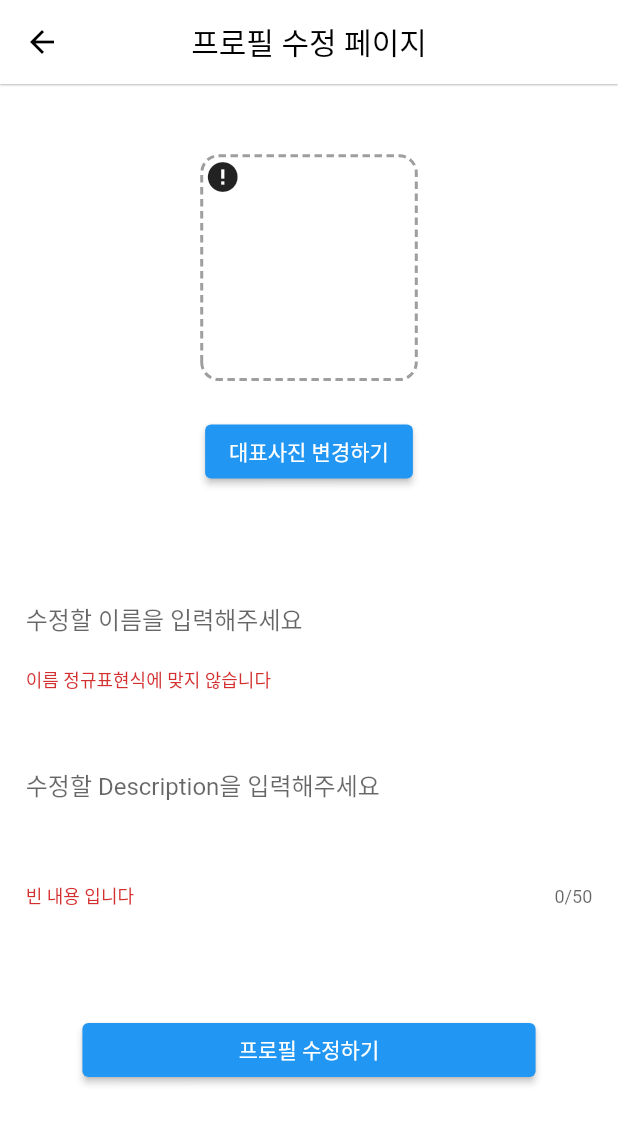
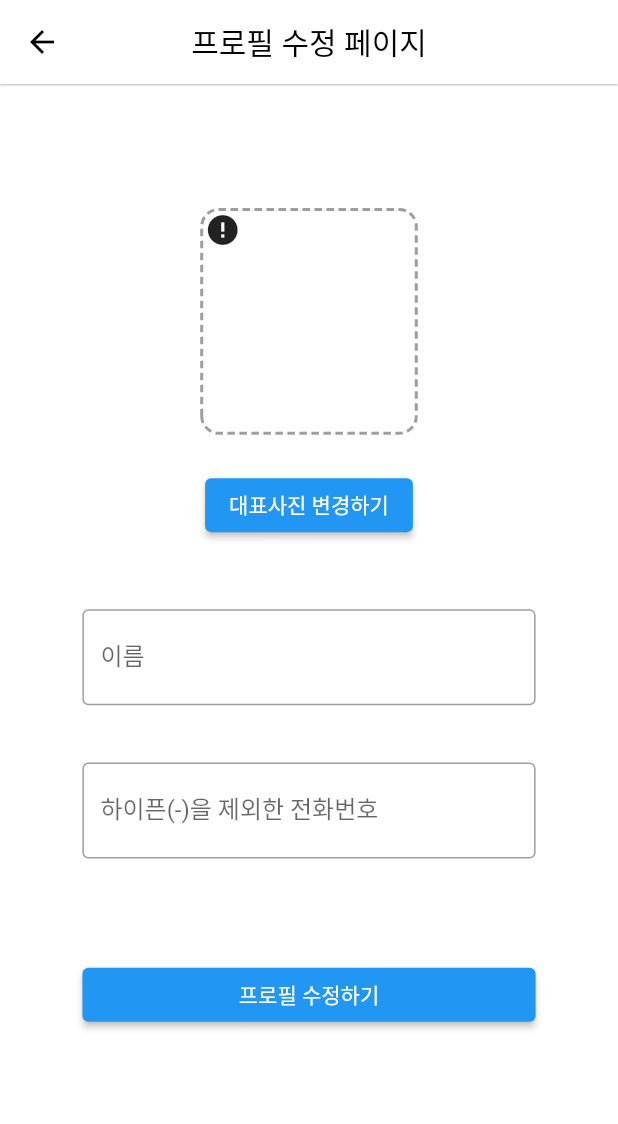
Before and after one commit to lalafafa1318/help_desk, a Flutter app: the EditProfilePage screen opened directly, on a phone screen of 412 x 824 dp. Shown: the top 1124 px of the screen. Run offline on Flutter 3.47's test engine with Material 2 defaults, Android fonts, the phone set to English and light mode, and no system bars; drawn by our look-alikes of cached_network_image, dotted_border, oktoast; our stand-ins replace awesome_dialog, bottom_navy_bar, cloud_firestore, connectivity_plus, expandable_text, firebase_auth and 13 more; missing offline and left inert: flutter_facebook_auth, flutter_phone_direct_caller, number_paginator, tap_to_expand, twitter_login; accounts and stored records are empty; network calls fail.

Commit message:
37번쨰 commit

```diff
--- a/lib/screen/bottomNavigationBar/controller/postList_controller.dart
+++ b/lib/screen/bottomNavigationBar/controller/postList_controller.dart
@@ -367,11 +367,10 @@ class PostListController extends GetxController {
 
   // getPostData
   Future<PostModel> getPostData(PostModel postModel) async {
-    Map<String, dynamic> postData = await CommunicateFirebase.getPostData(
-        postModel.obsOrInq, postModel.postUid);
+    PostModel postData = await CommunicateFirebase.getPostData(postModel);
 
     // Map을 Model class로 변환하여 반환한다.
-    return PostModel.fromJson(postData);
+    return postData;
   }
 
   // Database에 게시물(post)의 whoWriteCommentThePost 속성에 사용자 uid를 추가하는 method
--- a/lib/screen/bottomNavigationBar/settings/edit_profile_page.dart
+++ b/lib/screen/bottomNavigationBar/settings/edit_profile_page.dart
@@ -1,11 +1,7 @@
 // 프로필 수정하는 class
-
-
 import 'package:cached_network_image/cached_network_image.dart';
-
 import 'package:dotted_border/dotted_border.dart';
 import 'package:flutter/material.dart';
-
 import 'package:flutter_screenutil/flutter_screenutil.dart';
 import 'package:get/get.dart';
 import 'package:getwidget/components/border/gf_border.dart';
@@ -110,86 +106,64 @@ class EditProfilePage extends StatelessWidget {
     );
   }
 
-  // name, description TextFormField 입니다.
+  // 이름과 전화번호 관련된 TextFormField를 보여준다. (신버전)
   Widget editTwoTextField() {
-    return Column(
+    return Form(
+      key: SettingsController.to.editFormKey,
+      child: Column(
         children: [
-        // Edit Name TextField
+          // 이름 TextFormField
           Container(
-          width: ScreenUtil().screenWidth,
-          margin: EdgeInsets.symmetric(horizontal: 15.w, vertical: 15.h),
-          child: GFBorder(
-            color: Colors.black12,
-            dashedLine: const [2, 0],
-            type: GFBorderType.rect,
-
-            // 단순형 상태 관리 GetBuilder
-            child: GetBuilder<SettingsController>(
-              id: 'editName',
-              builder: (controller) {
-                return SizedBox(
-                  height: 60.h,
-                  child: TextField(
-                    onChanged: (value) {
-                      SettingsController.to.editName = value;
-
-                      // update를 쳐서 GetBuilder를 부른다.
-                      SettingsController.to.update(['editName']);
+            padding: EdgeInsets.symmetric(horizontal: 48.0.w, vertical: 8.0.h),
+            child: TextFormField(
+              controller: SettingsController.to.nameTextController,
+              validator: (value) {
+                // 사용자가 입력한 text가 정규 표현식을 만족하지 못하는 경우...
+                if (!(value!.contains(RegExp(r'^[가-힣]{2,4}$')))) {
+                  return '이름을 입력해주세요';
+                }
+                // 사용자가 입력한 text가 문제 없는 경우...
+                return null;
               },
-                    maxLength: 30,
-                    decoration: InputDecoration(
-                      counterText: "",
-                      border: InputBorder.none,
-                      hintText: '수정할 이름을 입력해주세요',
-                      errorText:
-                          controller.editName.contains(RegExp(r'^[가-힣]{2,4}$'))
-                              ? null
-                              : '이름 정규표현식에 맞지 않습니다',
-                    ),
-                  ),
-                );
-              },
+              decoration: const InputDecoration(
+                border: OutlineInputBorder(),
+                labelText: '이름',
+                hintText: 'Name 입니다.',
               ),
             ),
           ),
 
           SizedBox(height: 16.h),
 
-        // Edit Description TextField
+          // 전화번호 TextFormField
           Container(
-          width: ScreenUtil().screenWidth,
-          height: 100.h,
-          margin: EdgeInsets.symmetric(horizontal: 15.w),
-          child: GFBorder(
-            color: Colors.black12,
-            dashedLine: const [2, 0],
-            type: GFBorderType.rect,
-
-            // 단순형 상태관리 GetBuilder
-            child: GetBuilder<SettingsController>(
-              id: 'editDescription',
-              builder: (controller) {
-                return TextField(
-                  onChanged: (value) {
-                    SettingsController.to.editDescription = value;
-
-                    // update를 쳐서 GetBuilder를 실행한다.
-                    SettingsController.to.update(['editDescription']);
+            padding: EdgeInsets.symmetric(horizontal: 48.0.w, vertical: 8.0.h),
+            child: TextFormField(
+              maxLines: null,
+              keyboardType: TextInputType.phone,
+              controller: SettingsController.to.telTextController,
+              validator: (value) {
+                // 사용자가 입력한 text가 빈값인 경우...
+                if (value!.isEmpty) {
+                  return '전화번호가 빈값 입니다.';
+                }
+                // 사용자가 입력한 text가 핸드폰 전화번호, 일반 전화번호 형식에 만족하지 않는 경우...
+                // 또는 핸드폰 전화번호, 일반 전화번호 형식을 만족하지만 하이픈(-)이 있는 경우 ...
+                else if (!value.isPhoneNumber || value.contains('-')) {
+                  return '전화번호 정규식에 적합하지 않습니다.';
+                }
+                // 사용자가 입력한 text가 문제 없는 경우..
+                return null;
               },
-                  maxLines: 3,
-                  maxLength: 50,
-                  decoration: InputDecoration(
-                    border: InputBorder.none,
-                    hintText: '수정할 Description을 입력해주세요',
-                    errorText:
-                        controller.editDescription == '' ? '빈 내용 입니다' : null,
-                  ),
-                );
-              },
+              decoration: const InputDecoration(
+                border: OutlineInputBorder(),
+                labelText: '하이픈(-)을 제외한 전화번호',
+                hintText: '전화번호 입니다.',
               ),
             ),
           ),
         ],
+      ),
     );
   }
 
@@ -242,16 +216,19 @@ class EditProfilePage extends StatelessWidget {
             mainAxisAlignment: MainAxisAlignment.center,
             crossAxisAlignment: CrossAxisAlignment.stretch,
             children: [
+              SizedBox(height: 30.h),
+
               // Image와 프로필 사진을 변경하는 Button이 있는 Widget
               imageBox(),
 
-              SizedBox(height: 40.h),
+              SizedBox(height: 30.h),
 
-              // name, description이 있는 Widget
+              // 이름과 전화번호를 수정하는 부분
               editTwoTextField(),
 
               SizedBox(height: 40.h),
 
+              // 프로필 수정하기 버튼을 입력하는 부분
               editProfileButton(),
             ],
           ),
--- a/lib/screen/bottomNavigationBar/settings/settings_page.dart
+++ b/lib/screen/bottomNavigationBar/settings/settings_page.dart
@@ -1,4 +1,3 @@
-
 import 'package:cached_network_image/cached_network_image.dart';
 import 'package:dotted_border/dotted_border.dart';
 import 'package:expandable_text/expandable_text.dart';
@@ -91,8 +90,7 @@ class SettingsPage extends StatelessWidget {
           width: 150.w,
           height: 75.h,
           child: ExpandableText(
-            // '${controller.settingUser!.description}',
-            '그냥 텍스트',
+            controller.settingUser!.phoneNumber,
             expandText: 'show more',
             collapseText: 'show less',
             textAlign: TextAlign.center,
@@ -273,7 +271,7 @@ class SettingsPage extends StatelessWidget {
           backgroundColor: const Color(0xFFf2eeed),
           body: Column(
             children: [
-              SizedBox(height: 40.h),
+              SizedBox(height: 50.h),
 
               // 아바타 View + Edit outline Button
               topView(controller),
```
Also changed, not shown: lib/communicateFirebase/comunicate_Firebase.dart (+96 -22 lines), lib/screen/bottomNavigationBar/controller/settings_controller.dart (+47 -80 lines), lib/screen/bottomNavigationBar/postList/specific_post_page.dart (+26 -38 lines). Lines whose indentation alone changed are shown as unchanged.
